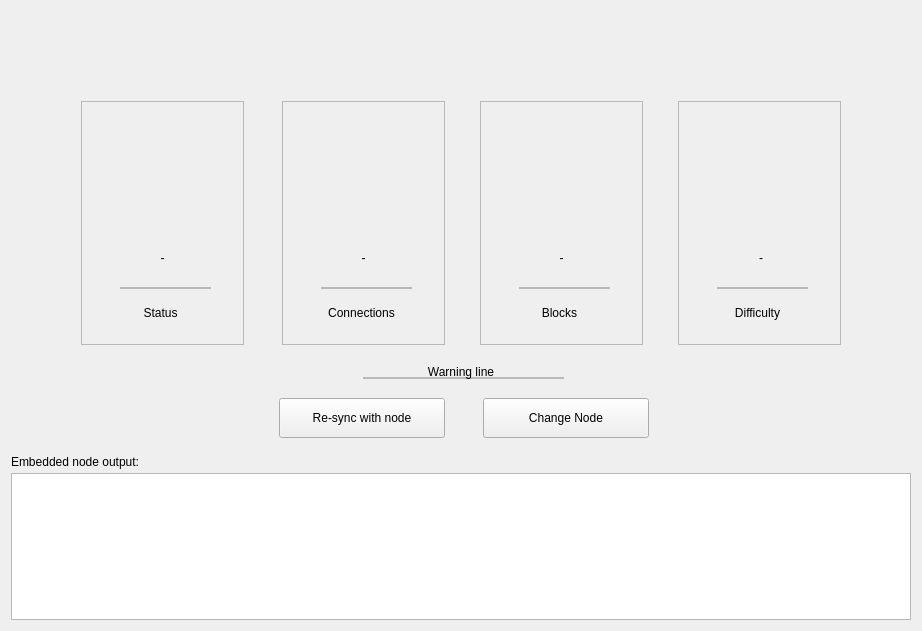
Before: the Qt Designer form windows/u_nodeinfo_w.ui in 0xkobe/mwc-wallet, drawn with Qt 5.
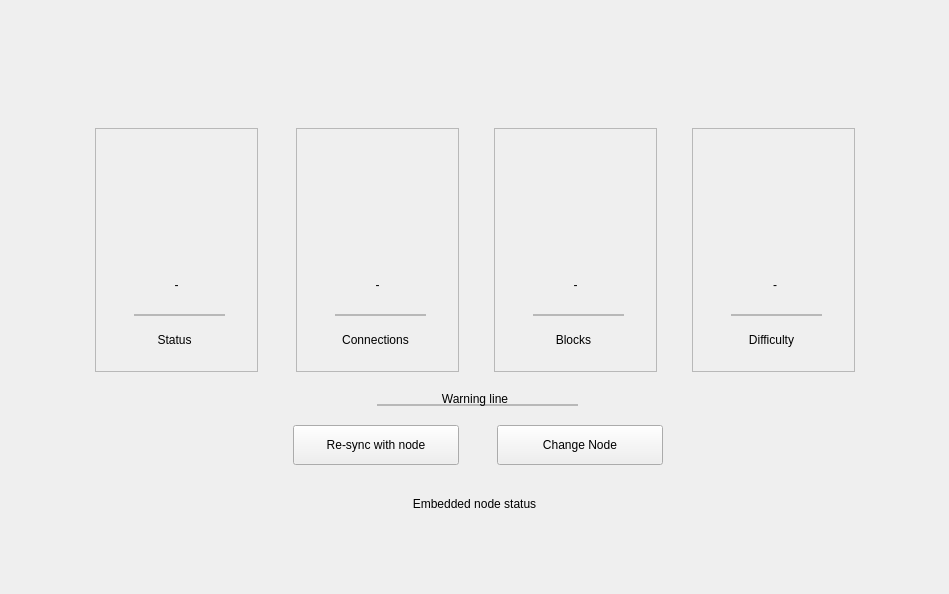
After: the same form once the commit is applied. Icons and pictures are not drawn. Custom widgets are drawn as their Qt base class.

Commit message: embedded mwc-node. Printing sync progress nicely

Diff of the .ui file:
```diff
--- a/windows/u_nodeinfo_w.ui
+++ b/windows/u_nodeinfo_w.ui
@@ -6,43 +6,41 @@
    <rect>
     <x>0</x>
     <y>0</y>
-    <width>922</width>
-    <height>631</height>
+    <width>949</width>
+    <height>594</height>
    </rect>
   </property>
   <property name="windowTitle">
    <string>Form</string>
   </property>
-  <layout class="QVBoxLayout" name="verticalLayout_2" stretch="1,0,2">
+  <layout class="QVBoxLayout" name="verticalLayout_2" stretch="1,0,1">
    <property name="spacing">
     <number>0</number>
    </property>
+   <property name="leftMargin">
+    <number>1</number>
+   </property>
+   <property name="topMargin">
+    <number>1</number>
+   </property>
+   <property name="rightMargin">
+    <number>1</number>
+   </property>
+   <property name="bottomMargin">
+    <number>1</number>
+   </property>
    <item>
-    <layout class="QHBoxLayout" name="horizontalLayout_2">
-     <item>
-      <widget class="QWidget" name="topPlaceholder" native="true">
-       <property name="maximumSize">
-        <size>
-         <width>16777215</width>
-         <height>110</height>
-        </size>
-       </property>
-      </widget>
-     </item>
-     <item>
-      <spacer name="horizontalSpacer_3">
-       <property name="orientation">
-        <enum>Qt::Horizontal</enum>
-       </property>
-       <property name="sizeHint" stdset="0">
-        <size>
-         <width>40</width>
-         <height>20</height>
-        </size>
-       </property>
-      </spacer>
-     </item>
-    </layout>
+    <spacer name="verticalSpacer_2">
+     <property name="orientation">
+      <enum>Qt::Vertical</enum>
+     </property>
+     <property name="sizeHint" stdset="0">
+      <size>
+       <width>20</width>
+       <height>123</height>
+      </size>
+     </property>
+    </spacer>
    </item>
    <item>
     <layout class="QHBoxLayout" name="horizontalLayout">
@@ -504,6 +502,9 @@
         <property name="alignment">
          <set>Qt::AlignCenter</set>
         </property>
+        <property name="wordWrap">
+         <bool>true</bool>
+        </property>
        </widget>
       </widget>
      </item>
@@ -523,46 +524,55 @@
     </layout>
    </item>
    <item>
-    <widget class="QWidget" name="nodeLogsWnd" native="true">
+    <widget class="QFrame" name="bottomPlaceholder">
+     <property name="frameShape">
+      <enum>QFrame::NoFrame</enum>
+     </property>
+     <property name="frameShadow">
+      <enum>QFrame::Raised</enum>
+     </property>
      <layout class="QVBoxLayout" name="verticalLayout">
       <property name="spacing">
-       <number>4</number>
+       <number>0</number>
       </property>
       <property name="leftMargin">
-       <number>0</number>
+       <number>20</number>
       </property>
       <property name="topMargin">
-       <number>15</number>
+       <number>30</number>
       </property>
       <property name="rightMargin">
-       <number>0</number>
+       <number>20</number>
       </property>
       <property name="bottomMargin">
-       <number>0</number>
+       <number>20</number>
       </property>
       <item>
-       <widget class="control::MwcLabelSmall" name="embeddedNodeOutputLabel">
+       <widget class="control::MwcLabelNormal" name="embeddedNodeStatus">
         <property name="text">
-         <string>Embedded node output:</string>
+         <string>Embedded node status</string>
         </property>
-       </widget>
-      </item>
-      <item>
-       <widget class="control::MwcPlainEditLogs" name="nodeLogs">
-        <property name="focusPolicy">
-         <enum>Qt::ClickFocus</enum>
+        <property name="alignment">
+         <set>Qt::AlignCenter</set>
         </property>
-        <property name="verticalScrollBarPolicy">
-         <enum>Qt::ScrollBarAlwaysOff</enum>
-        </property>
-        <property name="horizontalScrollBarPolicy">
-         <enum>Qt::ScrollBarAlwaysOff</enum>
-        </property>
-        <property name="readOnly">
+        <property name="wordWrap">
          <bool>true</bool>
         </property>
        </widget>
       </item>
+      <item>
+       <spacer name="verticalSpacer">
+        <property name="orientation">
+         <enum>Qt::Vertical</enum>
+        </property>
+        <property name="sizeHint" stdset="0">
+         <size>
+          <width>20</width>
+          <height>56</height>
+         </size>
+        </property>
+       </spacer>
+      </item>
      </layout>
     </widget>
    </item>
@@ -574,11 +584,6 @@
    <extends>QPushButton</extends>
    <header>control/MwcPushButton.h</header>
   </customwidget>
-  <customwidget>
-   <class>control::MwcLabelSmall</class>
-   <extends>QLabel</extends>
-   <header>control/MwcLabel.h</header>
-  </customwidget>
   <customwidget>
    <class>control::MwcLabelLarge</class>
    <extends>QLabel</extends>
@@ -601,11 +606,6 @@
    <header>control/MwcFrameWithBorder.h</header>
    <container>1</container>
   </customwidget>
-  <customwidget>
-   <class>control::MwcPlainEditLogs</class>
-   <extends>QPlainTextEdit</extends>
-   <header>control/MwcPlainEditLogs.h</header>
-  </customwidget>
  </customwidgets>
  <resources>
   <include location="../resources.qrc"/>
```
The commit also changes 8 other files.
